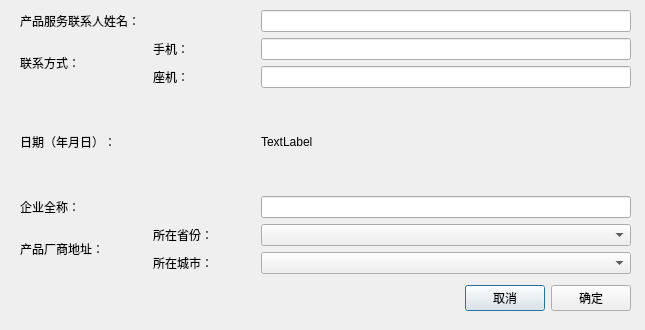
Old version of the form signinfosheet/addcompanydialog.ui in the repository Machin-Yin/httctest.
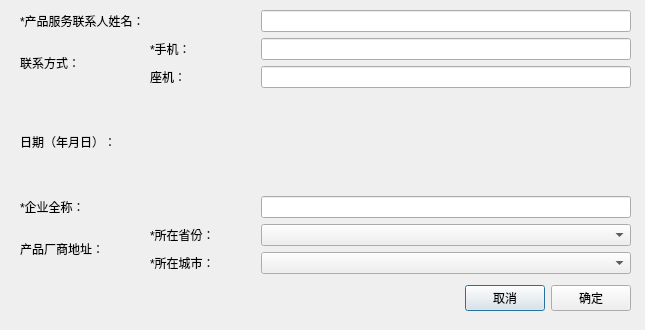
New version of the form.

```diff
--- a/signinfosheet/addcompanydialog.ui
+++ b/signinfosheet/addcompanydialog.ui
@@ -25,7 +25,7 @@
   <property name="windowTitle">
    <string>添加厂商信息</string>
   </property>
-  <widget class="QWidget" name="">
+  <widget class="QWidget" name="layoutWidget">
    <property name="geometry">
     <rect>
      <x>20</x>
@@ -40,7 +40,7 @@
       <item>
        <widget class="QLabel" name="contactNameLabel">
         <property name="text">
-         <string>产品服务联系人姓名：</string>
+         <string>*产品服务联系人姓名：</string>
         </property>
        </widget>
       </item>
@@ -96,7 +96,7 @@
         <item>
          <widget class="QLabel" name="mobilePhoneLabel">
           <property name="text">
-           <string>手机：</string>
+           <string>*手机：</string>
           </property>
          </widget>
         </item>
@@ -172,7 +172,7 @@
          </size>
         </property>
         <property name="text">
-         <string>TextLabel</string>
+         <string/>
         </property>
        </widget>
       </item>
@@ -183,7 +183,7 @@
       <item>
        <widget class="QLabel" name="companyNameLabel">
         <property name="text">
-         <string>企业全称：</string>
+         <string>*企业全称：</string>
         </property>
        </widget>
       </item>
@@ -239,14 +239,14 @@
         <item>
          <widget class="QLabel" name="provinceLabel">
           <property name="text">
-           <string>所在省份：</string>
+           <string>*所在省份：</string>
           </property>
          </widget>
         </item>
         <item>
          <widget class="QLabel" name="cityLabel">
           <property name="text">
-           <string>所在城市：</string>
+           <string>*所在城市：</string>
           </property>
          </widget>
         </item>
```
Left out of the diff: 15 changed lines with no effect on the pictures.
